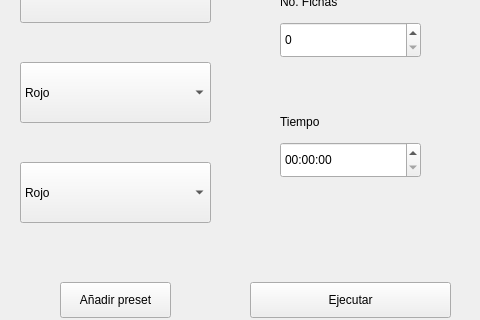
Above: qt/twelve.ui from Mozta/twelve before the change; both pictures show x 320 to 800 and y 197 to 517 of the 800 by 600 pixel window. Below: the same form after it.
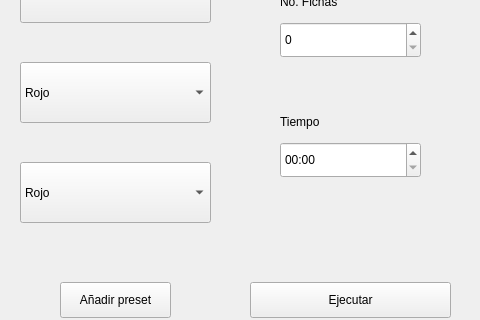
That is the form after the change. Icons and pictures are not drawn.

```diff
--- a/qt/twelve.ui
+++ b/qt/twelve.ui
@@ -322,6 +322,9 @@
         <height>36</height>
        </rect>
       </property>
+      <property name="displayFormat">
+       <string>mm:ss</string>
+      </property>
      </widget>
      <widget class="QLabel" name="label_6">
       <property name="geometry">
```
